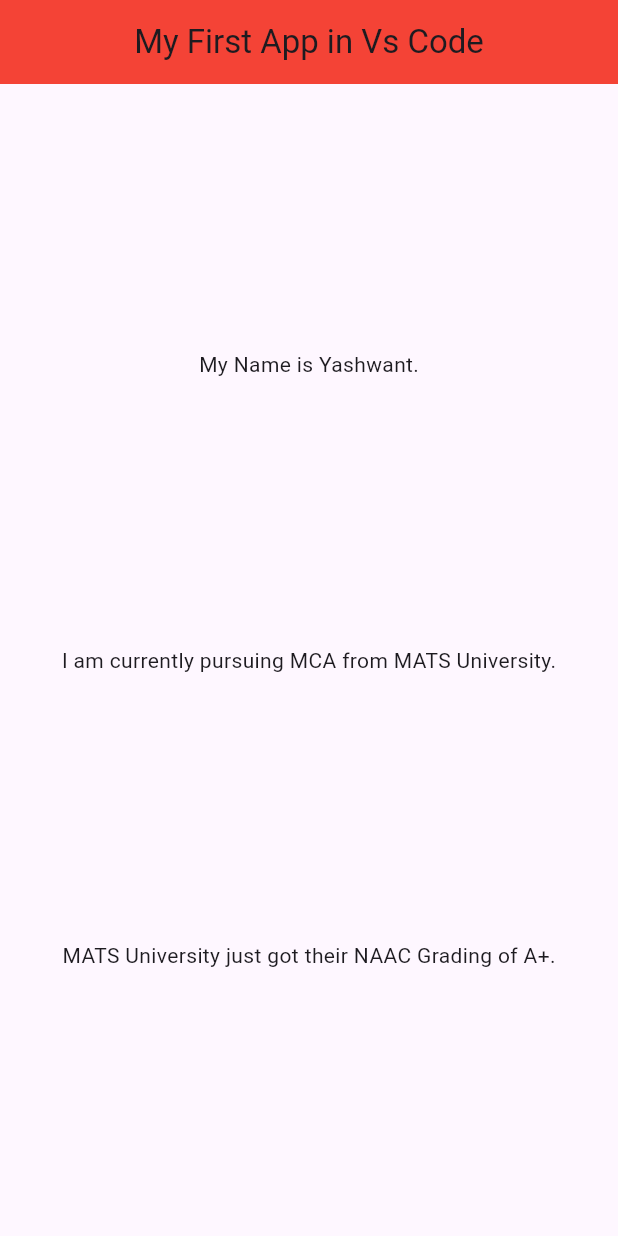
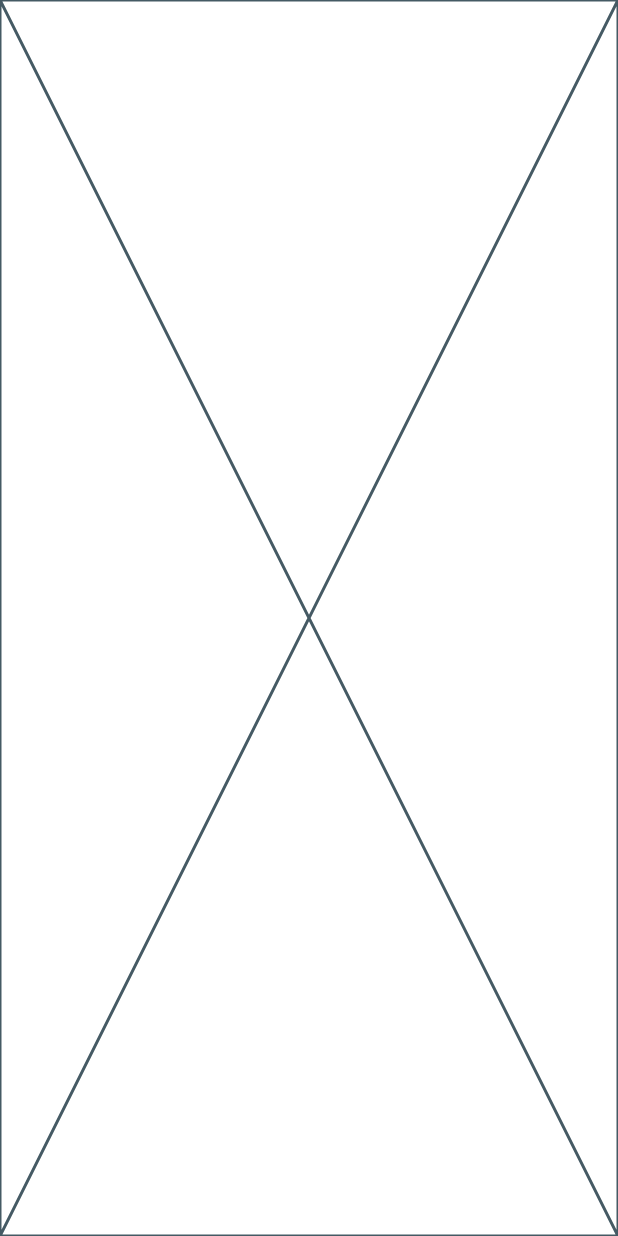
Before and after one commit to YashwantXDX/Image-To-Text-Flutter-App, a Flutter app: the screen it shows after launch, on a phone screen of 412 x 824 dp. Run offline on Flutter 3.47's test engine with Material 3 defaults, Android fonts, the phone set to English and light mode, and no system bars.

```diff
--- a/lib/main.dart
+++ b/lib/main.dart
@@ -11,37 +11,21 @@
   Widget build(BuildContext context) {
     return MaterialApp(
       debugShowCheckedModeBanner: false,
-      home: const ShowUI(),
+      home: MainApp(),
     );
   }
 }
 
-class ShowUI extends StatefulWidget {
-  const ShowUI({super.key});
+class MainApp extends StatefulWidget {
+  const MainApp({super.key});
 
   @override
-  State<ShowUI> createState() => _ShowUIState();
+  State<MainApp> createState() => _MainAppState();
 }
 
-class _ShowUIState extends State<ShowUI> {
+class _MainAppState extends State<MainApp> {
   @override
   Widget build(BuildContext context) {
-    return Scaffold(
-      appBar: AppBar(
-        title: Center(child: Text("My First App in Vs Code")),
-        backgroundColor: Colors.red.shade500,
-      ),
-      body: Center(
-        child: Column(
-          mainAxisAlignment: MainAxisAlignment.spaceEvenly,
-          crossAxisAlignment: CrossAxisAlignment.center,
-          children: [
-            Text("My Name is Yashwant."),
-            Text("I am currently pursuing MCA from MATS University."),
-            Text("MATS University just got their NAAC Grading of A+.")
-          ],
-        ),
-      ),
-    );
+    return const Placeholder();
   }
 }
--- a/pubspec.yaml
+++ b/pubspec.yaml
@@ -34,6 +34,8 @@
   # The following adds the Cupertino Icons font to your application.
   # Use with the CupertinoIcons class for iOS style icons.
   cupertino_icons: ^1.0.8
+  http: ^1.3.0
+  image_picker: ^1.1.2
 
 dev_dependencies:
   flutter_test:
```
Also changed, not shown: pubspec.lock, 6 other files.
